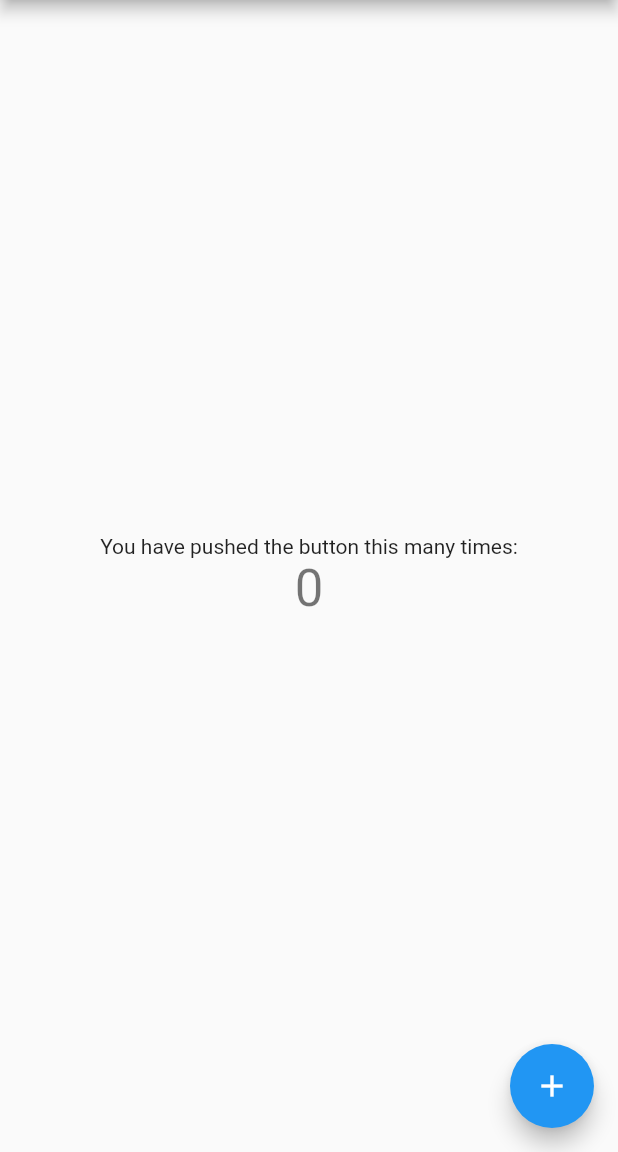
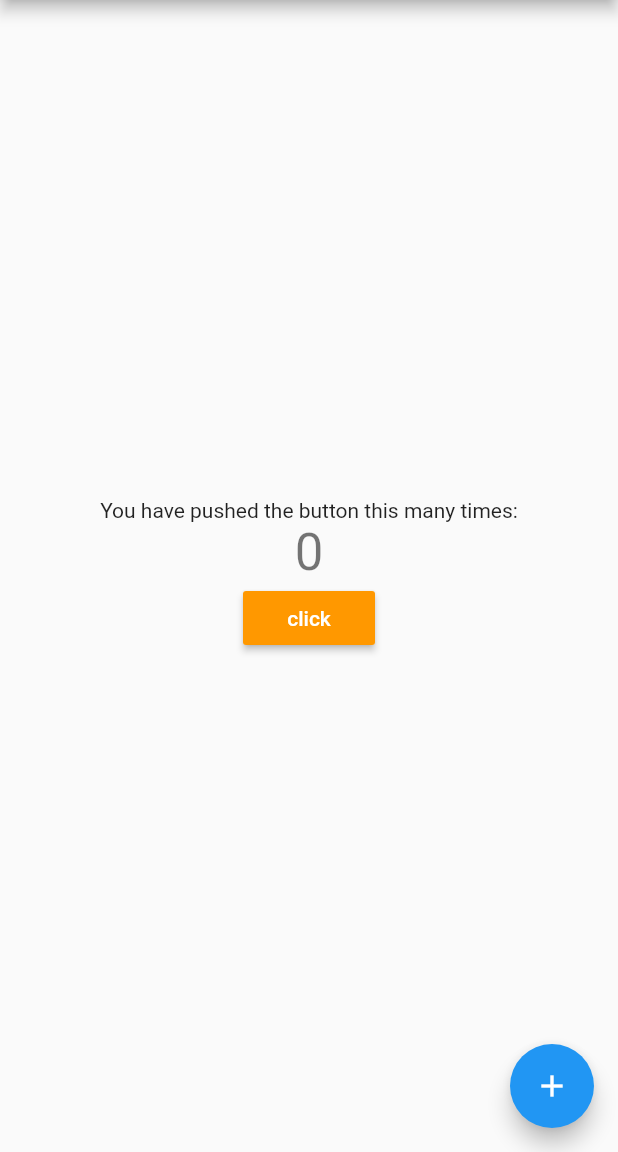
Before and after one commit to yanftch/bookkeeping, a Flutter app: the screen it shows after launch, on a phone screen of 412 x 824 dp, the part 84-1236 px from its top. Run offline on Flutter 3.47's test engine with Material 2 defaults, Android fonts, the phone set to English and light mode, and no system bars; our stand-ins replace fluttertoast, shared_preferences.

Commit message:
Add ProgressButton; add some utils

```diff
--- /dev/null
+++ b/lib/export/utils.dart
@@ -0,0 +1,2 @@
+export '../util/toast.dart';
+export '../util/sp_util.dart';
--- /dev/null
+++ b/lib/export/widgets.dart
@@ -0,0 +1 @@
+export  '../widget/ProgressButton.dart';
--- a/lib/main.dart
+++ b/lib/main.dart
@@ -1,4 +1,7 @@
+import 'package:bookkeeping/values/style.dart';
 import 'package:flutter/material.dart';
+import 'export/widgets.dart' show ProgressButton;
+import 'export/utils.dart' show T;
 
 void main() => runApp(MyApp());
 
@@ -9,15 +12,6 @@ class MyApp extends StatelessWidget {
     return MaterialApp(
       title: 'Flutter Demo',
       theme: ThemeData(
-        // This is the theme of your application.
-        //
-        // Try running your application with "flutter run". You'll see the
-        // application has a blue toolbar. Then, without quitting the app, try
-        // changing the primarySwatch below to Colors.green and then invoke
-        // "hot reload" (press "r" in the console where you ran "flutter run",
-        // or simply save your changes to "hot reload" in a Flutter IDE).
-        // Notice that the counter didn't reset back to zero; the application
-        // is not restarted.
         primarySwatch: Colors.blue,
       ),
       home: MyHomePage(title: 'Flutter Demo Home Page'),
@@ -27,15 +21,6 @@ class MyApp extends StatelessWidget {
 
 class MyHomePage extends StatefulWidget {
   MyHomePage({Key key, this.title}) : super(key: key);
-
-  // This widget is the home page of your application. It is stateful, meaning
-  // that it has a State object (defined below) that contains fields that affect
-  // how it looks.
-
-  // This class is the configuration for the state. It holds the values (in this
-  // case the title) provided by the parent (in this case the App widget) and
-  // used by the build method of the State. Fields in a Widget subclass are
-  // always marked "final".
 
   final String title;
 
@@ -48,47 +33,18 @@ class _MyHomePageState extends State<MyHomePage> {
 
   void _incrementCounter() {
     setState(() {
-      // This call to setState tells the Flutter framework that something has
-      // changed in this State, which causes it to rerun the build method below
-      // so that the display can reflect the updated values. If we changed
-      // _counter without calling setState(), then the build method would not be
-      // called again, and so nothing would appear to happen.
       _counter++;
     });
   }
 
   @override
   Widget build(BuildContext context) {
-    // This method is rerun every time setState is called, for instance as done
-    // by the _incrementCounter method above.
-    //
-    // The Flutter framework has been optimized to make rerunning build methods
-    // fast, so that you can just rebuild anything that needs updating rather
-    // than having to individually change instances of widgets.
     return Scaffold(
       appBar: AppBar(
-        // Here we take the value from the MyHomePage object that was created by
-        // the App.build method, and use it to set our appbar title.
         title: Text(widget.title),
       ),
       body: Center(
-        // Center is a layout widget. It takes a single child and positions it
-        // in the middle of the parent.
         child: Column(
-          // Column is also layout widget. It takes a list of children and
-          // arranges them vertically. By default, it sizes itself to fit its
-          // children horizontally, and tries to be as tall as its parent.
-          //
-          // Invoke "debug painting" (press "p" in the console, choose the
-          // "Toggle Debug Paint" action from the Flutter Inspector in Android
-          // Studio, or the "Toggle Debug Paint" command in Visual Studio Code)
-          // to see the wireframe for each widget.
-          //
-          // Column has various properties to control how it sizes itself and
-          // how it positions its children. Here we use mainAxisAlignment to
-          // center the children vertically; the main axis here is the vertical
-          // axis because Columns are vertical (the cross axis would be
-          // horizontal).
           mainAxisAlignment: MainAxisAlignment.center,
           children: <Widget>[
             Text(
@@ -98,6 +54,14 @@ class _MyHomePageState extends State<MyHomePage> {
               '$_counter',
               style: Theme.of(context).textTheme.display1,
             ),
+            ProgressButton(
+              btnText: "click",
+              color: Colors.orange,
+              textStyle: Style.whiteStyle,
+              onFinished: (String str) {
+                T.show(str);
+              },
+            )
           ],
         ),
       ),
--- /dev/null
+++ b/lib/values/style.dart
@@ -0,0 +1,10 @@
+import 'package:flutter/material.dart';
+import 'package:flutter/cupertino.dart';
+
+class Style {
+  static const Color color_ff0000 = Color(0xFFFF0000);
+  static const Color color_ffffff = Color(0xFFFFFFFF);
+
+  static const TextStyle SubtitleStyle = const TextStyle(color: color_ff0000);
+  static const TextStyle whiteStyle = const TextStyle(color: color_ffffff);
+}
--- /dev/null
+++ b/lib/values/theme.dart
@@ -0,0 +1,18 @@
+import 'dart:ui';
+import 'package:flutter/material.dart';
+
+class Theme {
+
+  static const Color loginGradientStart = const Color(0xFFfbab66);
+  static const Color loginGradientEnd = const Color(0xFFf7418c);
+
+  /**
+   * 渐变的背景色
+   */
+  static const LinearGradient linearGradient = const LinearGradient(
+    colors: const [loginGradientStart, loginGradientEnd],
+    stops: const [0.0, 1.0],
+    begin: Alignment.topCenter,
+    end: Alignment.bottomCenter
+  );
+}
--- /dev/null
+++ b/lib/widget/ProgressButton.dart
@@ -0,0 +1,83 @@
+import 'dart:async';
+
+import 'package:flutter/material.dart';
+
+/// 默认背景色
+const default_color = Colors.orange;
+
+/// 完成回调
+typedef void OnFinished(String string);
+
+/// 自带 loading 的 button
+class ProgressButton extends StatefulWidget {
+  ProgressButton(
+      {Key key,
+      @required this.btnText,
+      this.color,
+      this.textStyle,
+      this.onFinished})
+      : super(key: key);
+
+  final String btnText;
+  final Color color;
+  final TextStyle textStyle;
+  final OnFinished onFinished;
+
+  @override
+  _ProgressButtonState createState() => _ProgressButtonState();
+}
+
+class _ProgressButtonState extends State<ProgressButton> {
+  var _state = 0;
+
+  @override
+  Widget build(BuildContext context) {
+    return RaisedButton(
+      color: widget.color ?? default_color,
+      padding: const EdgeInsets.symmetric(vertical: 2.0),
+      child: _setUpChild(),
+      onPressed: () {
+        setState(() {
+          if (_state == 0) {
+            animateProgress();
+          } else {
+            return;
+          }
+        });
+      },
+    );
+  }
+
+  Widget _setUpChild() {
+    if (_state == 0) {
+      return Text(
+        widget.btnText,
+        style: widget.textStyle,
+      );
+    } else if (_state == 1) {
+      return SizedBox(
+        width: 16,
+        height: 16,
+        child: CircularProgressIndicator(strokeWidth: 2.0),
+      );
+    } else {
+      return null;
+    }
+  }
+
+  void animateProgress() {
+    setState(() {
+      _state = 1;
+    });
+    setState(() {
+      Timer(Duration(milliseconds: 3000), () {
+        setState(() {
+          _state = 0;
+        });
+        if (widget.onFinished != null) {
+          widget.onFinished("finished...");
+        }
+      });
+    });
+  }
+}
```
Also changed, not shown: lib/network/api.dart (added, +9 -0 lines), lib/util/dialog_util.dart (added, +49 -0 lines), lib/util/sp_util.dart (added, +117 -0 lines), lib/util/toast.dart (added, +15 -0 lines), pubspec.yaml (+23 -0 lines), pubspec.lock, 7 other files.
